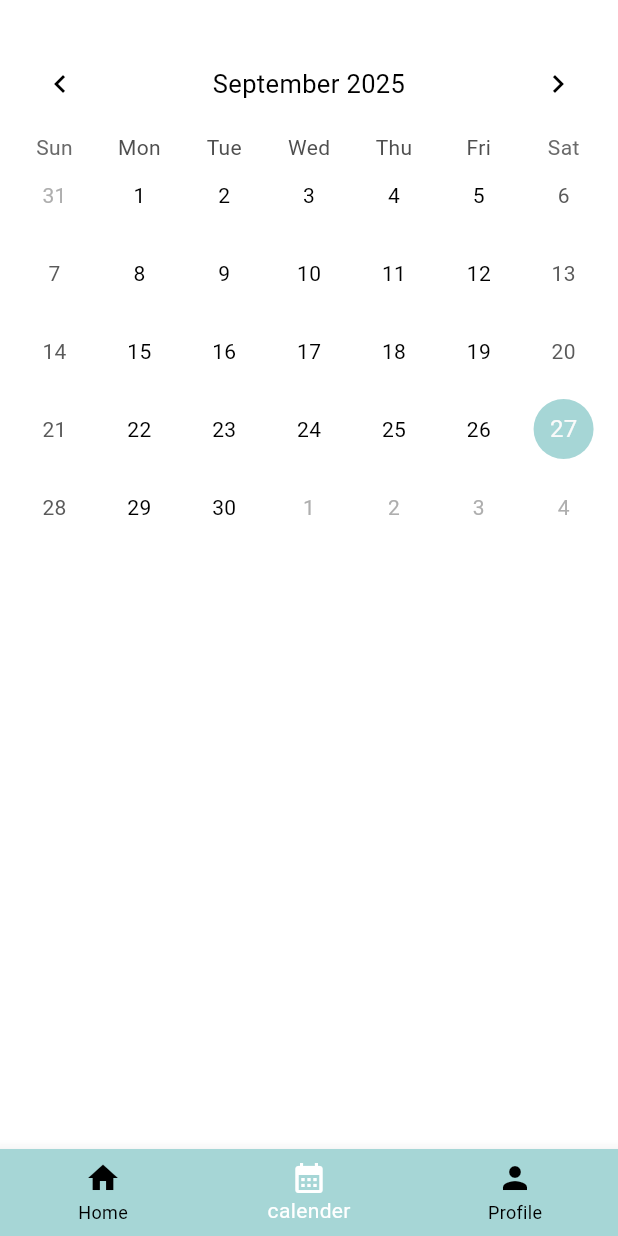
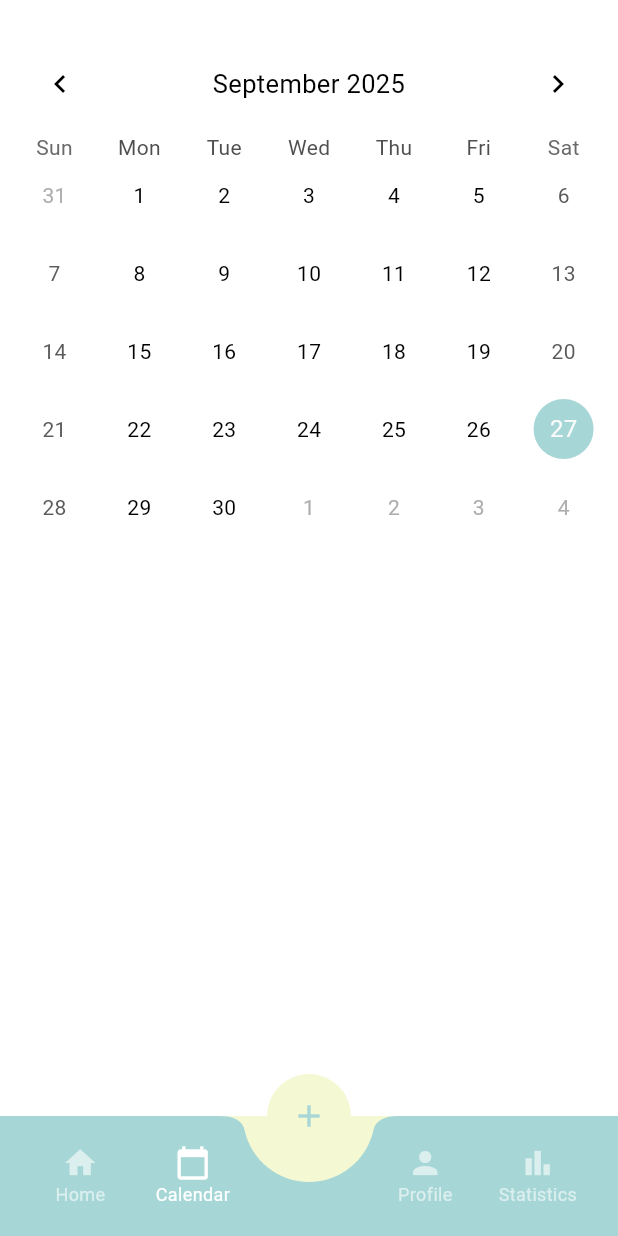
Before and after one commit to hanahatem1/todoApp, a Flutter app: the HomeScreenNavigate screen opened directly, item 2 of the bottom bar chosen, on a phone screen of 412 x 824 dp. Run offline on Flutter 3.47's test engine with Material 3 defaults, Android fonts, the phone set to English and light mode, and no system bars; drawn by our look-alikes of table_calendar; our stand-ins replace fl_chart, hive, hive_flutter, shared_preferences; accounts and stored records are empty.

Commit message:
add navbar & statistic view

```diff
--- a/lib/features/home/presentation/views/home_page.dart
+++ b/lib/features/home/presentation/views/home_page.dart
@@ -2,7 +2,6 @@ import 'package:flutter/material.dart';
 import 'package:hive_flutter/adapters.dart';
 import 'package:shared_preferences/shared_preferences.dart';
 import 'package:to_do_app/features/home/data/models/task_model.dart';
-import 'package:to_do_app/features/home/presentation/widgets/add_button.dart';
 import 'package:to_do_app/features/home/presentation/widgets/no_tasks_yet.dart';
 import 'package:to_do_app/features/home/presentation/widgets/tasks_widget.dart';
 
@@ -65,7 +64,6 @@ class _HomePageState extends State<HomePage> {
     );
         }
      ),
-   floatingActionButton: AddButton(onTaskAdded: (_){}),
     );
   }
 }
--- a/lib/features/home/presentation/widgets/add_button.dart
+++ b/lib/features/home/presentation/widgets/add_button.dart
@@ -11,8 +11,8 @@ class AddButton extends StatelessWidget {
     return FloatingActionButton(
       elevation: 0,
       shape: const CircleBorder(),
-      backgroundColor: AppColors.blueColor,
-      child:const Icon(Icons.add,color: AppColors.whiteColor1,),
+      backgroundColor: AppColors.whiteColor1,
+      child:const Icon(Icons.add,color: AppColors.blueColor,),
       onPressed: (){
         showDialog(
         context: context,
--- a/lib/features/home/presentation/widgets/bottom_navigation_bar.dart
+++ b/lib/features/home/presentation/widgets/bottom_navigation_bar.dart
@@ -3,36 +3,58 @@ import 'package:to_do_app/constant/colors.dart';
 
 // ignore: must_be_immutable
 class BottomNavigation extends StatelessWidget {
-   BottomNavigation({super.key,
+  const BottomNavigation({
+    super.key,
     required this.currentIndex,
     required this.onTap,
-    });
+  });
 
- int currentIndex = 0;
-  final  Function(int)? onTap;
+  final int currentIndex;
+  final Function(int)? onTap;
 
   @override
   Widget build(BuildContext context) {
-    return  BottomNavigationBar(
-        backgroundColor: AppColors.blueColor,
-        selectedItemColor: AppColors.whiteColor,
-        unselectedItemColor: AppColors.blackColor,
-        currentIndex: currentIndex,
-        onTap:onTap ,
-        items:const  [
-          BottomNavigationBarItem(
-            icon: Icon(Icons.home),
-            label: 'Home',
-          ),
-          BottomNavigationBarItem(
-            icon: Icon(Icons.calendar_month),
-            label: 'calender',
-          ),
-          BottomNavigationBarItem(
-            icon: Icon(Icons.person),
-            label: 'Profile',
-          ),
+    return SizedBox(
+      height: 60,
+      child: Row(
+        mainAxisAlignment: MainAxisAlignment.spaceAround,
+        children: [
+          _buildNavItem(Icons.home, 'Home', 0),
+          _buildNavItem(Icons.calendar_today, 'Calendar', 1),
+          const SizedBox(width: 80),
+          _buildNavItem(Icons.person, 'Profile', 2),
+          _buildNavItem(Icons.bar_chart, 'Statistics', 3),
         ],
-        );
+      ),
+    );
+  }
+
+  Widget _buildNavItem(IconData icon, String label, int index) {
+    final isSelected = currentIndex == index;
+    return Expanded(
+      child: InkWell(
+        onTap: () => onTap?.call(index),
+        child: Column(
+          mainAxisSize: MainAxisSize.min,
+          children: [
+            Icon(
+              icon,
+              color: isSelected
+                  ? AppColors.whiteColor
+                  : AppColors.whiteColor.withOpacity(0.6),
+            ),
+            Text(
+              label,
+              style: TextStyle(
+                color: isSelected
+                    ? AppColors.whiteColor
+                    : AppColors.whiteColor.withOpacity(0.6),
+                fontSize: 12,
+              ),
+            ),
+          ],
+        ),
+      ),
+    );
   }
 }
--- a/lib/features/home/presentation/widgets/home_screen_navigate.dart
+++ b/lib/features/home/presentation/widgets/home_screen_navigate.dart
@@ -1,8 +1,10 @@
 import 'package:flutter/material.dart';
+import 'package:to_do_app/constant/colors.dart';
 import 'package:to_do_app/features/home/presentation/views/home_page.dart';
-import 'package:to_do_app/features/home/presentation/widgets/bottom_navigation_bar.dart';
+import 'package:to_do_app/features/home/presentation/widgets/add_button.dart';
 import 'package:to_do_app/features/profile/views/profile_view.dart';
 import 'package:to_do_app/features/calender/calender_view.dart';
+import 'package:to_do_app/features/statistics/views/statistics_view.dart';
 
 class HomeScreenNavigate extends StatefulWidget {
   const HomeScreenNavigate({super.key});
@@ -12,26 +14,154 @@ class HomeScreenNavigate extends StatefulWidget {
 }
 
 class _HomeScreenNavigateState extends State<HomeScreenNavigate> {
-   int currentIndex = 0;
+  int currentIndex = 0;
 
   final List<Widget> _screens = const [
     HomePage(),
     CalenderView(),
     ProfileView(),
+    StatisticsView()
   ];
+
   @override
   Widget build(BuildContext context) {
     return Scaffold(
-      // ignore: deprecated_member_use
       backgroundColor: Theme.of(context).colorScheme.background,
       body: _screens[currentIndex],
-      bottomNavigationBar: BottomNavigation(
-        currentIndex: currentIndex,
-        onTap: (index) {
-          setState(() {
-            currentIndex = index;
-          });
+      floatingActionButton: AddButton(
+        onTaskAdded: (task) {
         },
+      ),
+      floatingActionButtonLocation: FloatingActionButtonLocation.centerDocked,
+      bottomNavigationBar: BottomAppBar(
+        shape: const CircularNotchedRectangle(),
+        notchMargin: 16,
+        color: AppColors.blueColor,
+        child: SizedBox(
+          height: 60,
+          child: Row(
+            mainAxisAlignment: MainAxisAlignment.spaceAround,
+            children: [
+              Expanded(
+                child: InkWell(
+                  onTap: () {
+                    setState(() {
+                      currentIndex = 0;
+                    });
+                  },
+                  child: Column(
+                    mainAxisSize: MainAxisSize.min,
+                    children: [
+                      Icon(
+                        Icons.home,
+                        color: currentIndex == 0
+                            ? AppColors.whiteColor
+                            : AppColors.whiteColor.withOpacity(0.6),
+                      ),
+                      Text(
+                        'Home',
+                        style: TextStyle(
+                          color: currentIndex == 0
+                              ? AppColors.whiteColor
+                              : AppColors.whiteColor.withOpacity(0.6),
+                          fontSize: 12,
+                        ),
+                      ),
+                    ],
+                  ),
+                ),
+              ),
+              Expanded(
+                child: InkWell(
+                  onTap: () {
+                    setState(() {
+                      currentIndex = 1;
+                    });
+                  },
+                  child: Column(
+                    mainAxisSize: MainAxisSize.min,
+                    children: [
+                      Icon(
+                        Icons.calendar_today,
+                        color: currentIndex == 1
+                            ? AppColors.whiteColor
+                            : AppColors.whiteColor.withOpacity(0.6),
+                      ),
+                      Text(
+                        'Calendar',
+                        style: TextStyle(
+                          color: currentIndex == 1
+                              ? AppColors.whiteColor
+                              : AppColors.whiteColor.withOpacity(0.6),
+                          fontSize: 12,
+                        ),
+                      ),
+                    ],
+                  ),
+                ),
+              ),
+              const SizedBox(width: 80),
+              Expanded(
+                child: InkWell(
+                  onTap: () {
+                    setState(() {
+                      currentIndex = 2;
+                    });
+                  },
+                  child: Column(
+                    mainAxisSize: MainAxisSize.min,
+                    children: [
+                      Icon(
+                        Icons.person,
+                        color: currentIndex == 2
+                            ? AppColors.whiteColor
+                            : AppColors.whiteColor.withOpacity(0.6),
+                      ),
+                      Text(
+                        'Profile',
+                        style: TextStyle(
+                          color: currentIndex == 2
+                              ? AppColors.whiteColor
+                              : AppColors.whiteColor.withOpacity(0.6),
+                          fontSize: 12,
+                        ),
+                      ),
+                    ],
+                  ),
+                ),
+              ),
+              Expanded(
+                child: InkWell(
+                  onTap: () {
+                    setState(() {
+                      currentIndex = 3;
+                    });
+                  },
+                  child: Column(
+                    mainAxisSize: MainAxisSize.min,
+                    children: [
+                      Icon(
+                        Icons.bar_chart,
+                        color: currentIndex == 3
+                            ? AppColors.whiteColor
+                            : AppColors.whiteColor.withOpacity(0.6),
+                      ),
+                      Text(
+                        'Statistics',
+                        style: TextStyle(
+                          color: currentIndex == 3
+                              ? AppColors.whiteColor
+                              : AppColors.whiteColor.withOpacity(0.6),
+                          fontSize: 12,
+                        ),
+                      ),
+                    ],
+                  ),
+                ),
+              ),
+            ],
+          ),
+        ),
       ),
     );
   }
--- a/lib/main.dart
+++ b/lib/main.dart
@@ -1,9 +1,8 @@
 import 'package:flutter/material.dart';
 import 'package:hive_flutter/adapters.dart';
 import 'package:to_do_app/constant/themes.dart';
-import 'package:to_do_app/features/auth/login/views/login_view.dart';
 import 'package:to_do_app/features/home/data/models/task_model.dart';
-import 'package:to_do_app/features/splash/splash.dart';
+import 'package:to_do_app/features/home/presentation/widgets/home_screen_navigate.dart';
 
 void main() async {
   await Hive.initFlutter();
@@ -26,7 +25,7 @@ class MyApp extends StatelessWidget {
       builder: (context, ThemeMode currentMode, _) {
         return MaterialApp(
           debugShowCheckedModeBanner: false,
-          home: LoginPage(),
+          home: HomeScreenNavigate(),
           theme: lightMood,
           darkTheme: darkMood,
           themeMode: currentMode,
--- a/pubspec.yaml
+++ b/pubspec.yaml
@@ -39,6 +39,7 @@ dependencies:
   hive_flutter: ^1.1.0
   intl: ^0.20.2
   shared_preferences: ^2.5.3
+  fl_chart: ^0.68.0
 
 
 dev_dependencies:
```
Also changed, not shown: lib/features/statistics/views/statistics_view.dart (added, +47 -0 lines), lib/features/statistics/widgets/pie_chart.dart (added, +33 -0 lines), pubspec.lock, 1 other file.
